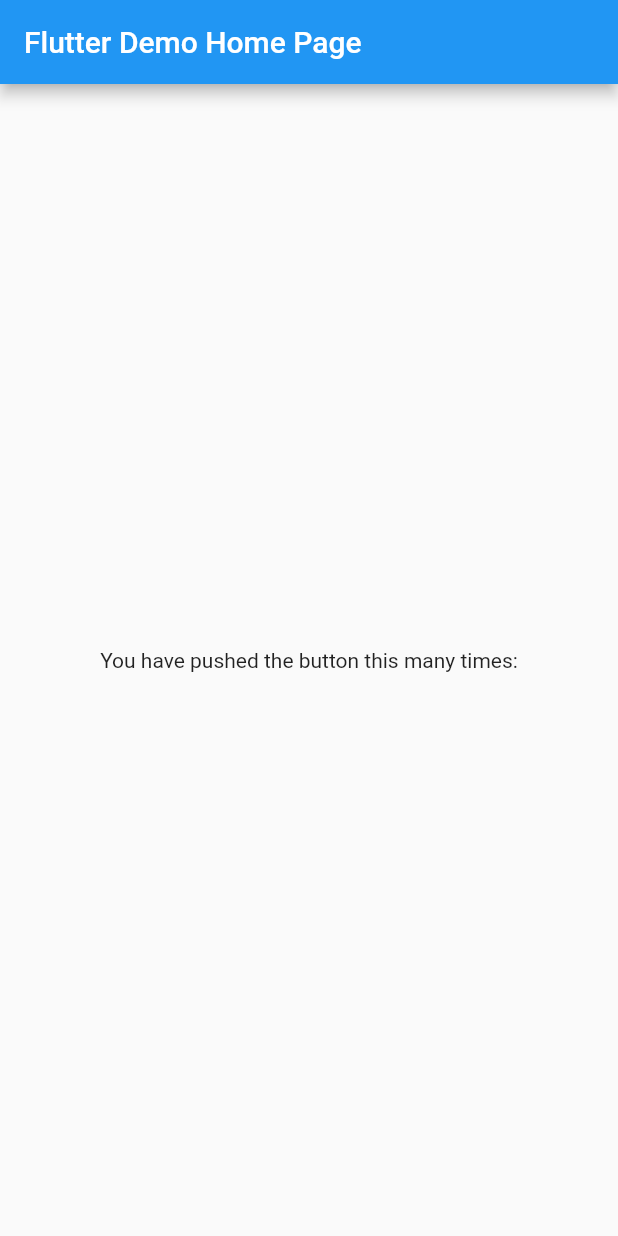
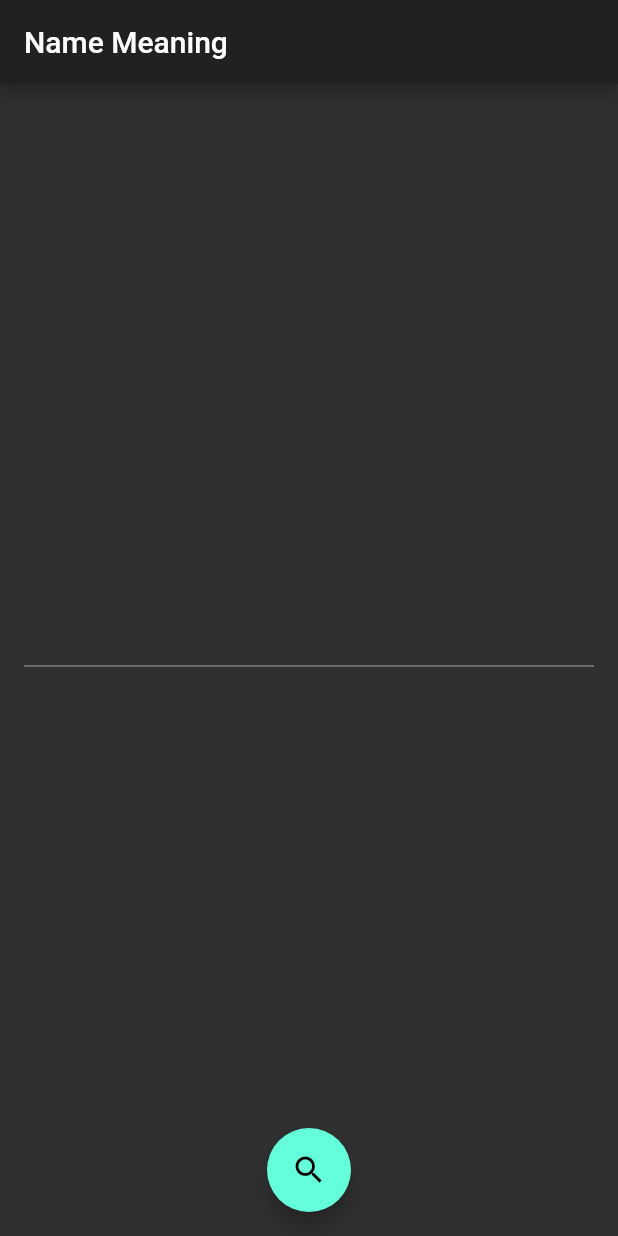
Before and after one commit to BrunoEleodoro/FlutterChallenge, a Flutter app: the screen it shows after launch, on a phone screen of 412 x 824 dp. Run offline on Flutter 3.47's test engine with Material 2 defaults, Android fonts, the phone set to English and light mode, and no system bars; our stand-ins replace animated_text_kit, flutter_spinkit; missing offline and left inert: flutter_sequence_animation.

Commit message:
last commit

```diff
--- /dev/null
+++ b/lib/globals.dart
@@ -0,0 +1,4 @@
+library flutter_challenge.globals;
+
+var m = "";
+var n = "";
--- a/lib/main.dart
+++ b/lib/main.dart
@@ -1,26 +1,62 @@
 import 'package:flutter/material.dart';
+import 'package:http/http.dart' as http;
+import 'package:html/parser.dart' show parse;
+import 'package:html/dom.dart' as dom;
+import 'package:animated_text_kit/animated_text_kit.dart';
+import 'package:flutter_spinkit/flutter_spinkit.dart';
+import 'package:flutter_sequence_animation/flutter_sequence_animation.dart';
+import 'package:flutter_challenge/globals.dart' as globals;
+
 void main() => runApp(MyApp());
+
 class MyApp extends StatelessWidget {
   @override
   Widget build(BuildContext context) {
     return MaterialApp(
-      title: 'Flutter Demo',
+      title: 'Name Meaning',
+      debugShowCheckedModeBanner: false,
       theme: ThemeData(
-        primarySwatch: Colors.blue,
-      ),
-      home: MyHomePage(title: 'Flutter Demo Home Page'),
+//        primarySwatch: Colors.orange,
+//        primaryTextTheme: Typography(platform: TargetPlatform.android).white,
+//        textTheme: Typography(platform: TargetPlatform.android).black,
+          brightness: Brightness.dark),
+      home: MyHomePage(title: 'Name Meaning'),
     );
   }
 }
-//https://www.behindthename.com/name/bruno
+
 class MyHomePage extends StatefulWidget {
   MyHomePage({Key key, this.title}) : super(key: key);
   final String title;
+
   @override
   _MyHomePageState createState() => _MyHomePageState();
 }
 
 class _MyHomePageState extends State<MyHomePage> {
+  bool l = false;
+  String m = "";
+  var _controller = TextEditingController();
+
+  a() async {
+    setState(() {
+      l = true;
+    });
+    var response = await http
+        .get("https://www.behindthename.com/name/" + _controller.text);
+    var document = parse(response.body);
+    var section = document.querySelectorAll('section');
+    l = false;
+    m = section.length > 0 ? section[0].text : "Not Found";
+    globals.m = m;
+    globals.n = _controller.text;
+
+    setState(() {});
+    Navigator.push(
+        context,
+        new MaterialPageRoute(
+            builder: (BuildContext context) => new Visualizar()));
+  }
 
   @override
   Widget build(BuildContext context) {
@@ -30,13 +66,64 @@ class _MyHomePageState extends State<MyHomePage> {
       ),
       body: Center(
         child: Column(
-          mainAxisAlignment: MainAxisAlignment.center,
-          children: <Widget>[
-            Text(
-              'You have pushed the button this many times:',
+            crossAxisAlignment: CrossAxisAlignment.center,
+            mainAxisAlignment: MainAxisAlignment.center,
+            children: <Widget>[
+              Padding(
+                padding: const EdgeInsets.all(16.0),
+                child: TextFormField(
+                  controller: _controller,
+                  textCapitalization: TextCapitalization.characters,
+                  style: TextStyle(fontSize: 30),
+                ),
+              ),
+              Container(
+                height: 50,
+                child: (l)
+                    ? SpinKitThreeBounce(
+                        color: Colors.white,
+                      )
+                    : Text(''),
+              ),
+            ]),
+      ),
+      floatingActionButton: FloatingActionButton(
+        onPressed: a,
+        child: Icon(Icons.search),
+      ),
+      floatingActionButtonLocation: FloatingActionButtonLocation.centerFloat,
+    );
+  }
+}
+
+class Visualizar extends StatefulWidget {
+  @override
+  _VisualizarState createState() => _VisualizarState();
+}
+
+class _VisualizarState extends State<Visualizar> {
+  @override
+  Widget build(BuildContext context) {
+    return Scaffold(
+      appBar: AppBar(
+        title: Text(globals.n),
+      ),
+      body: SingleChildScrollView(
+        child: Padding(
+          padding: EdgeInsets.all(16),
+          child: Card(
+            child: Container(
+              child: Padding(
+                padding: const EdgeInsets.all(16.0),
+                child: Text(
+                  globals.m,
+                  softWrap: true,
+                  textAlign: TextAlign.justify,
+                  style: TextStyle(wordSpacing: 10, fontSize: 16, inherit: true),
+                ),
+              ),
             ),
-
-          ],
+          ),
         ),
       ),
     );
--- a/pubspec.yaml
+++ b/pubspec.yaml
@@ -19,7 +19,11 @@ environment:
 dependencies:
   flutter:
     sdk: flutter
-
+  http: ^0.12.0+1
+  html: ^0.13.4+1
+  flutter_spinkit: "^3.1.0"
+  animated_text_kit: ^1.0.2
+  flutter_sequence_animation: "^3.0.0"
   # The following adds the Cupertino Icons font to your application.
   # Use with the CupertinoIcons class for iOS style icons.
   cupertino_icons: ^0.1.2
```
Also changed, not shown: pubspec.lock, 2 other files.
